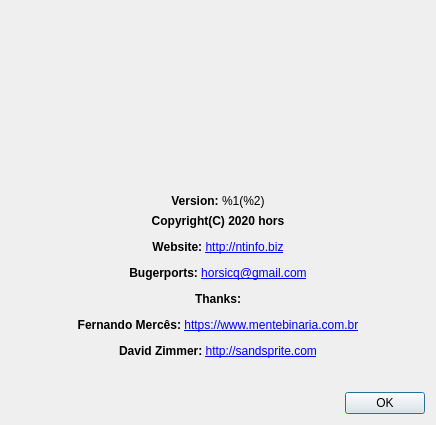
The window that gui_source/dialogabout.ui (horsicq/XAPKDetector) describes before a commit, drawn with Qt 5.
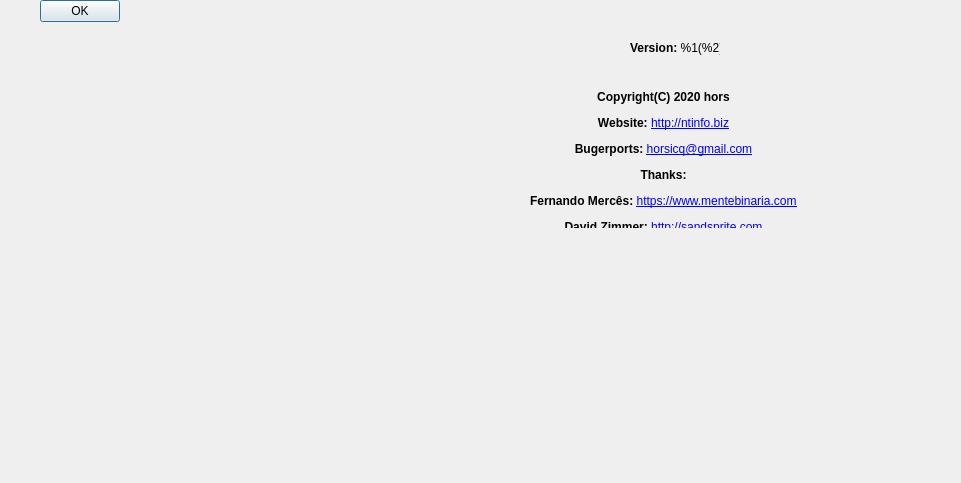
The same window after the commit. Icons and pictures are not drawn.

```diff
--- a/gui_source/dialogabout.ui
+++ b/gui_source/dialogabout.ui
@@ -9,8 +9,8 @@
    <rect>
     <x>0</x>
     <y>0</y>
-    <width>436</width>
-    <height>425</height>
+    <width>961</width>
+    <height>483</height>
    </rect>
   </property>
   <property name="windowTitle">
@@ -19,8 +19,39 @@
   <property name="modal">
    <bool>true</bool>
   </property>
-  <layout class="QVBoxLayout" name="verticalLayout">
-   <item>
+  <widget class="QLabel" name="labelVersion">
+   <property name="geometry">
+    <rect>
+     <x>630</x>
+     <y>40</y>
+     <width>90</width>
+     <height>16</height>
+    </rect>
+   </property>
+   <property name="text">
+    <string>&lt;html&gt;&lt;head/&gt;&lt;body&gt;&lt;p align=&quot;center&quot;&gt;&lt;span style=&quot; font-weight:600;&quot;&gt;Version:&lt;/span&gt; %1(%2)&lt;/p&gt;&lt;/body&gt;&lt;/html&gt;</string>
+   </property>
+   <property name="textFormat">
+    <enum>Qt::AutoText</enum>
+   </property>
+  </widget>
+  <widget class="QLabel" name="labelInfo">
+   <property name="geometry">
+    <rect>
+     <x>530</x>
+     <y>90</y>
+     <width>267</width>
+     <height>138</height>
+    </rect>
+   </property>
+   <property name="text">
+    <string>&lt;html&gt;&lt;head/&gt;&lt;body&gt;&lt;p align=&quot;center&quot;&gt;&lt;span style=&quot; font-weight:600;&quot;&gt;Copyright(C) 2020 hors&lt;/span&gt;&lt;/p&gt;&lt;p align=&quot;center&quot;&gt;&lt;span style=&quot; font-weight:600;&quot;&gt;Website: &lt;/span&gt;&lt;a href=&quot;http://ntinfo.biz&quot;&gt;&lt;span style=&quot; text-decoration: underline; color:#0000ff;&quot;&gt;http://ntinfo.biz&lt;/span&gt;&lt;/a&gt;&lt;/p&gt;&lt;p align=&quot;center&quot;&gt;&lt;span style=&quot; font-weight:600;&quot;&gt;Bugerports: &lt;/span&gt;&lt;a href=&quot;mailto:horsicq@gmail.com&quot;&gt;&lt;span style=&quot; text-decoration: underline; color:#0000ff;&quot;&gt;horsicq@gmail.com&lt;/span&gt;&lt;/a&gt;&lt;/p&gt;&lt;p align=&quot;center&quot;&gt;&lt;span style=&quot; font-weight:600;&quot;&gt;Thanks:&lt;/span&gt;&lt;/p&gt;&lt;p align=&quot;center&quot;&gt;&lt;span style=&quot; font-weight:600;&quot;&gt;Fernando Mercês: &lt;/span&gt;&lt;a href=&quot;https://www.mentebinaria.com.br/&quot;&gt;&lt;span style=&quot; text-decoration: underline; color:#0000ff;&quot;&gt;https://www.mentebinaria.com.br&lt;/span&gt;&lt;/a&gt;&lt;/p&gt;&lt;p align=&quot;center&quot;&gt;&lt;span style=&quot; font-weight:600;&quot;&gt;David Zimmer: &lt;/span&gt;&lt;a href=&quot;http://sandsprite.com/&quot;&gt;&lt;span style=&quot; text-decoration: underline; color:#0000ff;&quot;&gt;http://sandsprite.com&lt;/span&gt;&lt;/a&gt;&lt;/p&gt;&lt;/body&gt;&lt;/html&gt;</string>
+   </property>
+   <property name="openExternalLinks">
+    <bool>true</bool>
+   </property>
+  </widget>
+  <widget class="QWidget" name="">
     <layout class="QHBoxLayout" name="horizontalLayout_2">
      <item>
       <spacer name="horizontalSpacer_2">
@@ -80,41 +111,8 @@
       </spacer>
      </item>
     </layout>
-   </item>
-   <item>
-    <widget class="QLabel" name="labelVersion">
-     <property name="text">
-      <string>&lt;html&gt;&lt;head/&gt;&lt;body&gt;&lt;p align=&quot;center&quot;&gt;&lt;span style=&quot; font-weight:600;&quot;&gt;Version:&lt;/span&gt; %1(%2)&lt;/p&gt;&lt;/body&gt;&lt;/html&gt;</string>
-     </property>
-     <property name="textFormat">
-      <enum>Qt::AutoText</enum>
-     </property>
-    </widget>
-   </item>
-   <item>
-    <widget class="QLabel" name="labelInfo">
-     <property name="text">
-      <string>&lt;html&gt;&lt;head/&gt;&lt;body&gt;&lt;p align=&quot;center&quot;&gt;&lt;span style=&quot; font-weight:600;&quot;&gt;Copyright(C) 2020 hors&lt;/span&gt;&lt;/p&gt;&lt;p align=&quot;center&quot;&gt;&lt;span style=&quot; font-weight:600;&quot;&gt;Website: &lt;/span&gt;&lt;a href=&quot;http://ntinfo.biz&quot;&gt;&lt;span style=&quot; text-decoration: underline; color:#0000ff;&quot;&gt;http://ntinfo.biz&lt;/span&gt;&lt;/a&gt;&lt;/p&gt;&lt;p align=&quot;center&quot;&gt;&lt;span style=&quot; font-weight:600;&quot;&gt;Bugerports: &lt;/span&gt;&lt;a href=&quot;mailto:horsicq@gmail.com&quot;&gt;&lt;span style=&quot; text-decoration: underline; color:#0000ff;&quot;&gt;horsicq@gmail.com&lt;/span&gt;&lt;/a&gt;&lt;/p&gt;&lt;p align=&quot;center&quot;&gt;&lt;span style=&quot; font-weight:600;&quot;&gt;Thanks:&lt;/span&gt;&lt;/p&gt;&lt;p align=&quot;center&quot;&gt;&lt;span style=&quot; font-weight:600;&quot;&gt;Fernando Mercês: &lt;/span&gt;&lt;a href=&quot;https://www.mentebinaria.com.br/&quot;&gt;&lt;span style=&quot; text-decoration: underline; color:#0000ff;&quot;&gt;https://www.mentebinaria.com.br&lt;/span&gt;&lt;/a&gt;&lt;/p&gt;&lt;p align=&quot;center&quot;&gt;&lt;span style=&quot; font-weight:600;&quot;&gt;David Zimmer: &lt;/span&gt;&lt;a href=&quot;http://sandsprite.com/&quot;&gt;&lt;span style=&quot; text-decoration: underline; color:#0000ff;&quot;&gt;http://sandsprite.com&lt;/span&gt;&lt;/a&gt;&lt;/p&gt;&lt;/body&gt;&lt;/html&gt;</string>
-     </property>
-     <property name="openExternalLinks">
-      <bool>true</bool>
-     </property>
-    </widget>
-   </item>
-   <item>
-    <spacer name="verticalSpacer">
-     <property name="orientation">
-      <enum>Qt::Vertical</enum>
-     </property>
-     <property name="sizeHint" stdset="0">
-      <size>
-       <width>20</width>
-       <height>40</height>
-      </size>
-     </property>
-    </spacer>
-   </item>
-   <item>
+  </widget>
+  <widget class="QWidget" name="">
     <layout class="QHBoxLayout" name="horizontalLayout">
      <item>
       <spacer name="horizontalSpacer">
@@ -137,8 +135,7 @@
       </widget>
      </item>
     </layout>
-   </item>
-  </layout>
+  </widget>
  </widget>
  <resources>
   <include location="resources.qrc"/>
```
Lines whose indentation alone changed are shown as unchanged.
